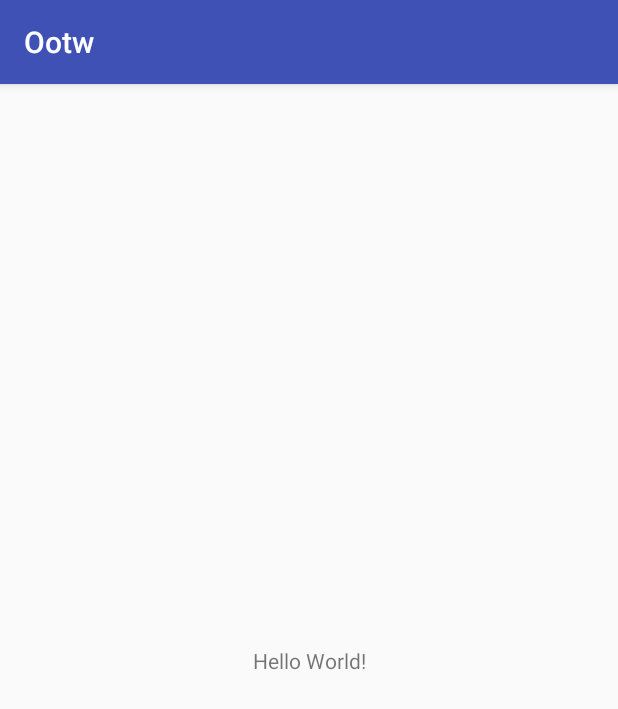
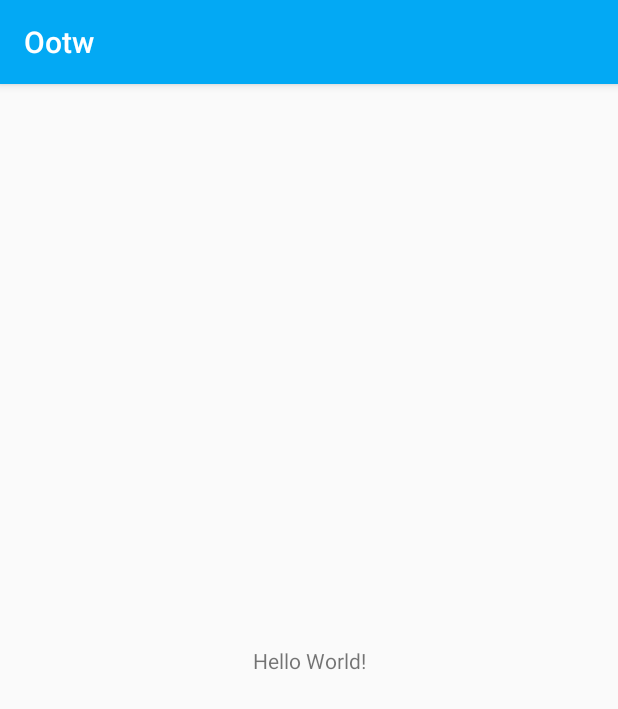
Before and after one commit to malethr/OutfitOfTheWeather, an Android app: the screen it shows after launch (MainActivity), on a phone screen of 412 x 824 dp. Shown: the top 709 px of the screen. Run offline under Robolectric (Android 15) with nearby library versions, the phone set to English and light mode, and no system bars.

Commit message:
add colors

```diff
--- a/app/src/main/res/values/colors.xml
+++ b/app/src/main/res/values/colors.xml
@@ -1,6 +1,18 @@
 <?xml version="1.0" encoding="utf-8"?>
 <resources>
-    <color name="colorPrimary">#3F51B5</color>
-    <color name="colorPrimaryDark">#303F9F</color>
-    <color name="colorAccent">#FF4081</color>
+    <color name="colorPrimary">#03A9F4</color>
+    <color name="colorPrimaryDark">#0288d1</color>
+    <color name="colorPrimaryLight">#b3e5fc</color>
+    <color name="colorTextIcons">#ffffff</color>
+    <color name="colorAccent">#ffeb3b</color>
+    <color name="colorPrimaryText">#212121</color>
+    <color name="colorSecondaryText">#757575</color>
+    <color name="colorDivider">#BDBDBD</color>
 </resources>
+
+    <!--<?xml version="1.0" encoding="utf-8"?>-->
+<!--<resources>-->
+    <!--<color name="colorPrimary">#3F51B5</color>-->
+    <!--<color name="colorPrimaryDark">#303F9F</color>-->
+    <!--<color name="colorAccent">#FF4081</color>-->
+<!--</resources>-->
```
